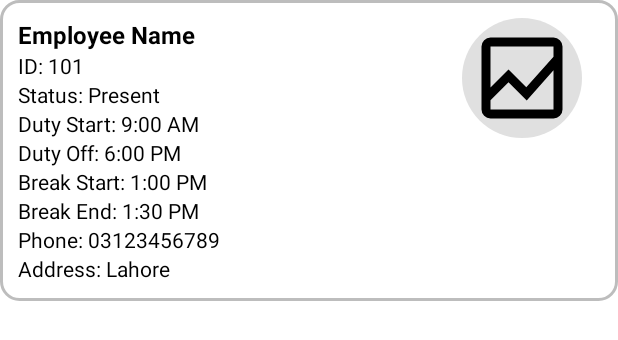
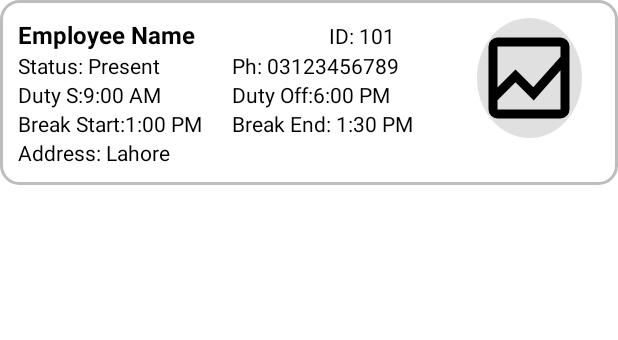
Before and after one commit to Sohailhamza/github_Haazri, an Android app: the layout item_employee.xml on its own in the app's theme, with its tools: preview values and no code run, on a phone screen of 412 x 824 dp. Shown: the top 340 px of the screen. Run offline under Robolectric (Android 15) with nearby library versions, the phone set to English and light mode, and no system bars.

Commit message:
V12 on 23

```diff
--- a/app/build.gradle.kts
+++ b/app/build.gradle.kts
@@ -44,12 +44,12 @@ dependencies {
     testImplementation(libs.junit)
     androidTestImplementation(libs.ext.junit)
     androidTestImplementation(libs.espresso.core)
-    implementation(platform("com.google.firebase:firebase-bom:34.2.0"))
+    implementation(platform("com.google.firebase:firebase-bom:34.3.0"))
     implementation("com.google.firebase:firebase-auth")
     implementation("com.google.firebase:firebase-database")
     implementation("com.google.firebase:firebase-firestore:26.0.1")
     implementation("com.google.android.gms:play-services-location:21.3.0")
     implementation("com.google.android.gms:play-services-location:21.3.0")
-    implementation("com.google.cloud:google-cloud-storage:2.35.0")
+
 
 }
--- a/app/src/main/java/com/example/onenew/EmployeeAdapter.java
+++ b/app/src/main/java/com/example/onenew/EmployeeAdapter.java
@@ -39,11 +39,11 @@ public class EmployeeAdapter extends RecyclerView.Adapter<EmployeeAdapter.ViewHo
         holder.tvName.setText(e.getName());
         holder.tvId.setText("ID: " + e.getId());
         holder.tvStatus.setText("Status: " + e.getStatus());
-        holder.tvDutyStart.setText("Duty Start: " + e.getDutyStartTime());
+        holder.tvDutyStart.setText("Duty S: " + e.getDutyStartTime());
         holder.tvDutyOff.setText("Duty Off: " + e.getDutyOffTime());
-        holder.tvBreakStart.setText("Break Start: " + e.getBreakStartTime());
+        holder.tvBreakStart.setText("Break S: " + e.getBreakStartTime());
         holder.tvBreakEnd.setText("Break End: " + e.getBreakEndTime());
-        holder.tvPhone.setText("Phone: " + e.getPhone());
+        holder.tvPhone.setText("Ph: " + e.getPhone());
         holder.tvAddress.setText("Address: " + e.getAddress());
 
         holder.ivPhoto.setImageResource(e.getImageResId());
--- a/app/src/main/java/com/example/onenew/SimpleStringAdapter.java
+++ b/app/src/main/java/com/example/onenew/SimpleStringAdapter.java
@@ -10,6 +10,7 @@ import java.util.List;
 
 public class SimpleStringAdapter extends RecyclerView.Adapter<SimpleStringAdapter.Holder> {
     private final List<String> items;
+
     public SimpleStringAdapter(List<String> items) { this.items = items; }
 
     @NonNull @Override
--- a/app/src/main/res/layout/activity_attendance_summary.xml
+++ b/app/src/main/res/layout/activity_attendance_summary.xml
@@ -60,7 +60,7 @@
     <androidx.recyclerview.widget.RecyclerView
         android:id="@+id/rvPresent"
         android:layout_width="match_parent"
-        android:layout_height="100dp"
+        android:layout_height="wrap_content"
         android:layout_marginBottom="16dp"/>
 
     <TextView
@@ -73,6 +73,6 @@
     <androidx.recyclerview.widget.RecyclerView
         android:id="@+id/rvAbsent"
         android:layout_width="match_parent"
-        android:layout_height="100dp"/>
+        android:layout_height="wrap_content"/>
 
 </LinearLayout>
--- a/app/src/main/res/layout/item_employee.xml
+++ b/app/src/main/res/layout/item_employee.xml
@@ -16,69 +16,107 @@
         android:layout_weight="1"
         android:orientation="vertical">
 
+        <LinearLayout
+            android:layout_width="match_parent"
+            android:layout_height="wrap_content"
+            android:orientation="horizontal"
+            >
+
         <TextView
             android:id="@+id/tvEmployeeName"
-            android:layout_width="wrap_content"
+            android:layout_width="0dp"
+            android:layout_weight="1"
             android:layout_height="wrap_content"
-            android:text="Employee Name"
+            android:text="Employee Name "
             android:textSize="16sp"
             android:textStyle="bold"
             android:textColor="@color/black"/>
 
         <TextView
             android:id="@+id/tvEmployeeId"
-            android:layout_width="wrap_content"
+            android:layout_width="0dp"
+            android:gravity="center"
+            android:layout_weight="1"
             android:layout_height="wrap_content"
             android:text="ID: 101"
             android:textSize="14sp"
             android:textColor="@color/black"/>
+    </LinearLayout>
 
-        <TextView
-            android:id="@+id/tvEmployeeStatus"
-            android:layout_width="wrap_content"
+        <LinearLayout
+            android:layout_width="match_parent"
             android:layout_height="wrap_content"
-            android:text="Status: Present"
-            android:textSize="14sp"
-            android:textColor="@color/black"/>
+            android:orientation="horizontal">
+            <TextView
+                android:id="@+id/tvEmployeeStatus"
+                android:layout_width="0dp"
+                android:layout_weight="1"
+                android:layout_height="wrap_content"
+                android:text="Status: Present"
+                android:textSize="14sp"
+                android:textColor="@color/black"/>
+            <TextView
+                android:id="@+id/tvEmployeePhone"
+                android:layout_width="20dp"
+                android:layout_weight="1"
+                android:layout_height="wrap_content"
+                android:text="Ph: 03123456789"
+                android:textSize="14sp"
+                android:textColor="@color/black"/>
+        </LinearLayout>
+
+
+        <LinearLayout
+            android:layout_width="match_parent"
+            android:layout_height="wrap_content"
+            android:orientation="horizontal">
 
         <TextView
             android:id="@+id/tvDutyStart"
-            android:layout_width="wrap_content"
+            android:layout_width="0dp"
+            android:layout_weight="1"
             android:layout_height="wrap_content"
-            android:text="Duty Start: 9:00 AM"
+            android:text="Duty S:9:00 AM"
             android:textSize="14sp"
             android:textColor="@color/black"/>
 
         <TextView
             android:id="@+id/tvDutyOff"
-            android:layout_width="wrap_content"
+            android:layout_width="20dp"
+            android:layout_weight="1"
+
             android:layout_height="wrap_content"
-            android:text="Duty Off: 6:00 PM"
+            android:text="Duty Off:6:00 PM"
             android:textSize="14sp"
             android:textColor="@color/black"/>
+    </LinearLayout>
+
+        <LinearLayout
+            android:layout_width="match_parent"
+            android:layout_height="wrap_content"
+            android:orientation="horizontal">
+
 
         <TextView
             android:id="@+id/tvBreakStart"
-            android:layout_width="wrap_content"
+            android:layout_width="0dp"
             android:layout_height="wrap_content"
-            android:text="Break Start: 1:00 PM"
+            android:layout_weight="1"
+            android:text="Break Start:1:00 PM"
             android:textSize="14sp"
             android:textColor="@color/black"/>
 
         <TextView
             android:id="@+id/tvBreakEnd"
-            android:layout_width="wrap_content"
+            android:layout_width="20dp"
             android:layout_height="wrap_content"
+            android:layout_weight="1"
             android:text="Break End: 1:30 PM"
             android:textSize="14sp"
             android:textColor="@color/black"/>
-        <TextView
-            android:id="@+id/tvEmployeePhone"
-            android:layout_width="wrap_content"
-            android:layout_height="wrap_content"
-            android:text="Phone: 03123456789"
-            android:textSize="14sp"
-            android:textColor="@color/black"/>
+
+    </LinearLayout>
+
 
         <TextView
             android:id="@+id/tvEmployeeAddress"
@@ -92,7 +130,7 @@
     </LinearLayout>
     <ImageView
         android:id="@+id/ivEmployeePhoto"
-        android:layout_width="80dp"
+        android:layout_width="70dp"
         android:layout_height="80dp"
         android:layout_marginEnd="12dp"
         android:scaleType="centerCrop"
```
Also changed, not shown: app/src/main/java/com/example/onenew/AttendanceAdapter.java (added, +66 -0 lines), app/src/main/java/com/example/onenew/AttendanceSummary.java (+50 -24 lines), app/src/main/java/com/example/onenew/EmployeeAttendance.java (added, +30 -0 lines), app/src/main/java/com/example/onenew/EmployeeDashboard.java (+14 -3 lines), app/src/main/java/com/example/onenew/EmployeeListActivity.java (+27 -34 lines), app/src/main/res/layout/item_attendance_employee.xml (added, +74 -0 lines).
